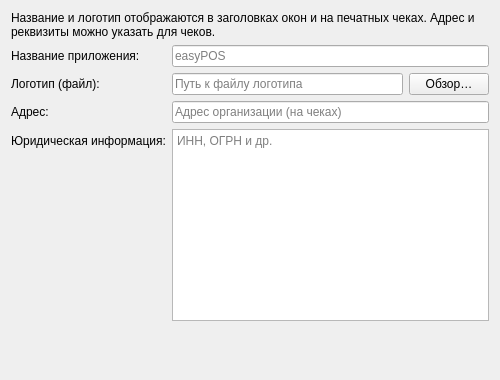
MikhailBersenev/easyPOS, file ui/setupbrandingpage.ui: the form before one commit.
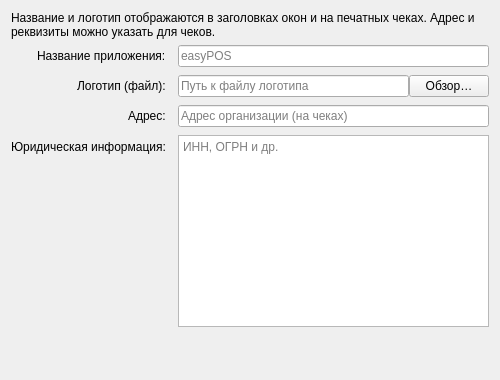
The form after the commit.

Patch:
```diff
--- a/ui/setupbrandingpage.ui
+++ b/ui/setupbrandingpage.ui
@@ -23,6 +23,10 @@
    </item>
    <item>
     <layout class="QFormLayout" name="formLayout">
+     <property name="verticalSpacing"><number>8</number></property>
+     <property name="horizontalSpacing"><number>12</number></property>
+     <property name="fieldGrowthPolicy"><enum>QFormLayout::ExpandingFieldsGrow</enum></property>
+     <property name="labelAlignment"><set>Qt::AlignRight|Qt::AlignVCenter</set></property>
      <item row="0" column="0">
       <widget class="QLabel" name="appNameLabel">
        <property name="text">
```
